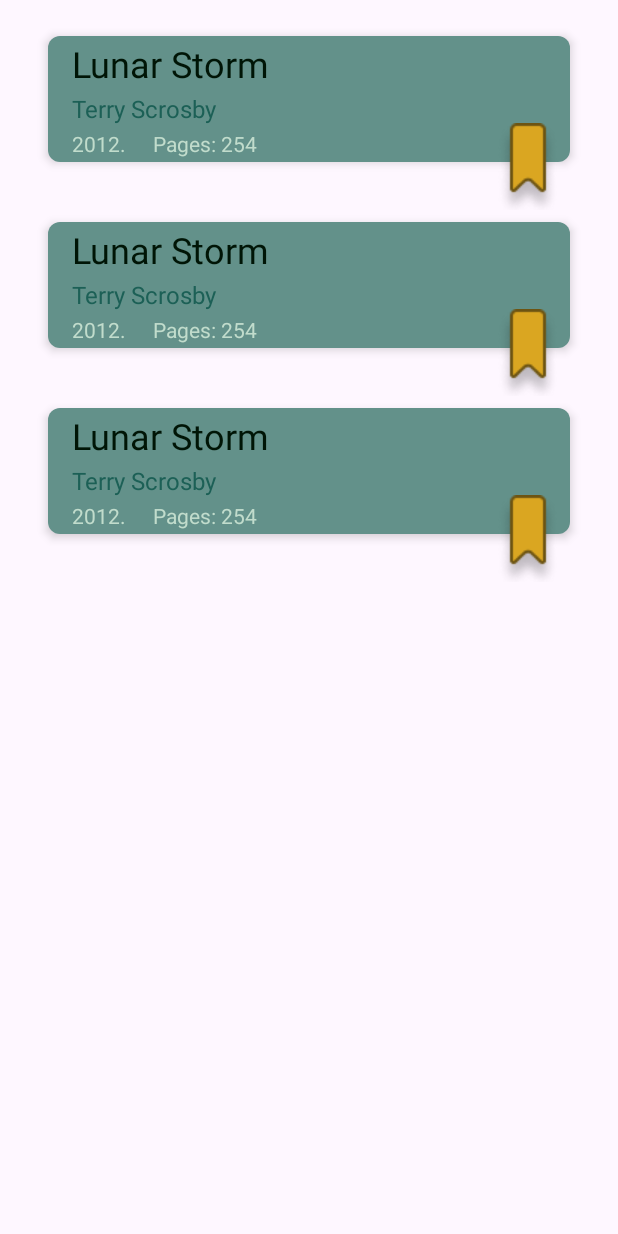
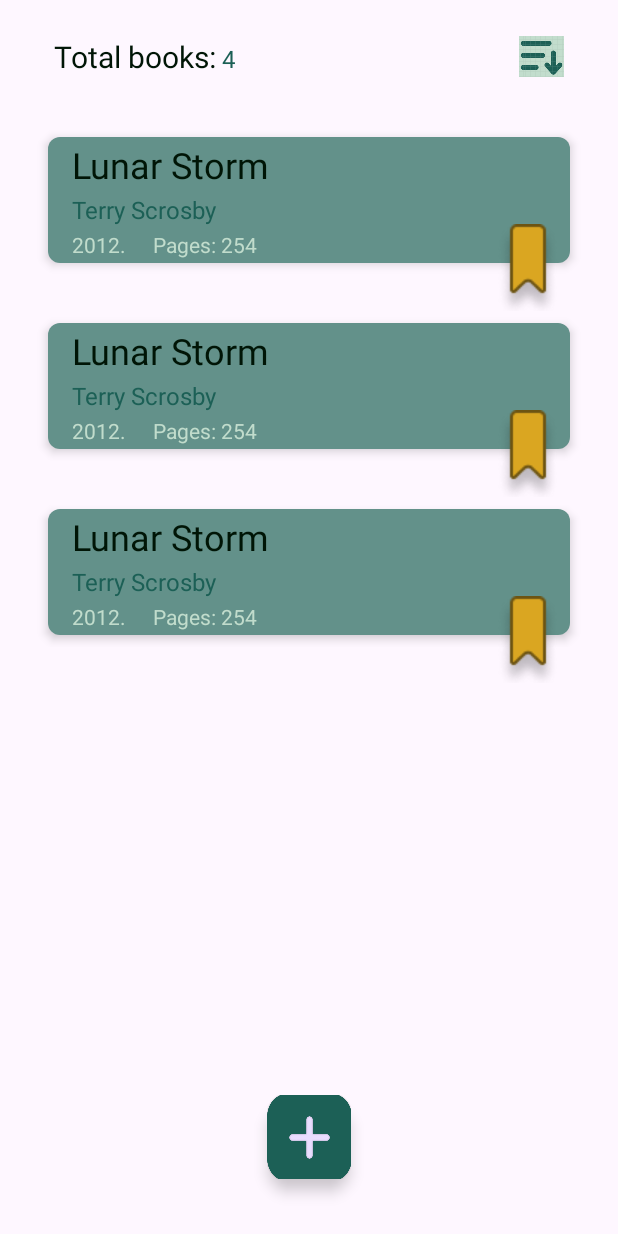
Before and after one commit to lukablaskovic/bookstacker, an Android app: the layout fragment_first.xml on its own in the app's theme, with its tools: preview values and no code run, on a phone screen of 412 x 824 dp. Run offline under Robolectric (Android 15) with nearby library versions, the phone set to English and light mode, and no system bars.

Commit message:
Added buttons

```diff
--- a/app/src/main/java/com/example/bookstacker/MainActivity.kt
+++ b/app/src/main/java/com/example/bookstacker/MainActivity.kt
@@ -30,9 +30,6 @@ class MainActivity : AppCompatActivity() {
         val navController = findNavController(R.id.nav_host_fragment_content_main)
         appBarConfiguration = AppBarConfiguration(navController.graph)
         setupActionBarWithNavController(navController, appBarConfiguration)*/
-
-
-
     }
 
     /*override fun onCreateOptionsMenu(menu: Menu): Boolean {
--- a/app/src/main/res/layout/activity_main.xml
+++ b/app/src/main/res/layout/activity_main.xml
@@ -65,15 +65,4 @@
 
     </androidx.constraintlayout.widget.ConstraintLayout>
 
-    <com.google.android.material.floatingactionbutton.FloatingActionButton
-        android:id="@+id/fab"
-        android:layout_width="wrap_content"
-        android:layout_height="wrap_content"
-        android:layout_gravity="bottom|end"
-        android:layout_marginEnd="@dimen/fab_margin"
-        android:layout_marginBottom="16dp"
-        android:contentDescription="@string/image_logo_description"
-        app:srcCompat="@android:drawable/ic_dialog_email"
-        tools:ignore="DuplicateSpeakableTextCheck" />
-
 </androidx.coordinatorlayout.widget.CoordinatorLayout>
--- a/app/src/main/res/layout/fragment_first.xml
+++ b/app/src/main/res/layout/fragment_first.xml
@@ -1,14 +1,91 @@
 <?xml version="1.0" encoding="utf-8"?>
-<androidx.core.widget.NestedScrollView xmlns:android="http://schemas.android.com/apk/res/android"
+<RelativeLayout xmlns:android="http://schemas.android.com/apk/res/android"
     xmlns:app="http://schemas.android.com/apk/res-auto"
     xmlns:tools="http://schemas.android.com/tools"
+    android:id="@+id/nestedScrollView"
     android:layout_width="match_parent"
     android:layout_height="match_parent"
     tools:context=".FirstFragment">
 
+    <com.google.android.material.floatingactionbutton.FloatingActionButton
+        android:id="@+id/floatingActionButton3"
+        android:layout_width="wrap_content"
+        android:layout_height="wrap_content"
+        android:layout_alignParentBottom="true"
+        android:layout_centerHorizontal="true"
+        android:layout_marginBottom="38dp"
+        android:clickable="true"
+        android:focusable="true"
+        android:src="@drawable/add"
+        app:maxImageSize="62dp"
+        app:tint="@null"
+        app:srcCompat="@drawable/add"
+        tools:ignore="ContentDescription,SpeakableTextPresentCheck" />
+
+
+
+    <LinearLayout
+        android:layout_width="match_parent"
+        android:layout_height="match_parent"
+        android:orientation="vertical">
+
+        <LinearLayout
+            android:layout_width="match_parent"
+            android:layout_height="wrap_content"
+            android:layout_marginStart="36dp"
+            android:layout_marginTop="24dp"
+            android:layout_marginEnd="36dp"
+            android:layout_marginBottom="16dp"
+            android:orientation="horizontal">
+
+            <TextView
+                android:id="@+id/textView2"
+                android:layout_width="wrap_content"
+                android:layout_height="wrap_content"
+                android:text="Total books:"
+                android:textColor="#001506"
+                android:textSize="20sp"
+                tools:ignore="HardcodedText" />
+
+            <TextView
+                android:id="@+id/textView3"
+                android:layout_width="wrap_content"
+                android:layout_height="wrap_content"
+                android:layout_marginStart="4dp"
+                android:text="4"
+                android:textColor="#1C6056"
+                android:textSize="16sp"
+                tools:ignore="HardcodedText" />
+
             <androidx.constraintlayout.widget.ConstraintLayout
                 android:layout_width="match_parent"
+                android:layout_height="match_parent">
+
+                <ImageButton
+                    android:id="@+id/imageButton2"
+                    android:layout_width="30dp"
+                    android:layout_height="30dp"
+                    android:adjustViewBounds="true"
+                    android:background="@null"
+                    android:scaleType="fitCenter"
+                    android:src="@drawable/sort"
+                    app:layout_constraintBottom_toBottomOf="parent"
+                    app:layout_constraintEnd_toEndOf="parent"
+                    app:layout_constraintTop_toTopOf="parent"
+                    tools:ignore="ContentDescription,SpeakableTextPresentCheck,TouchTargetSizeCheck,VisualLintBounds" />
+
+            </androidx.constraintlayout.widget.ConstraintLayout>
+
+        </LinearLayout>
+
+        <androidx.core.widget.NestedScrollView
+            android:layout_width="match_parent"
             android:layout_height="match_parent"
+            android:fillViewport="true">
+
+            <androidx.constraintlayout.widget.ConstraintLayout
+                android:layout_width="match_parent"
+                android:layout_height="wrap_content"
                 android:padding="16dp"
                 tools:ignore="ExtraText">
 
@@ -22,17 +99,25 @@
                 app:layout_constraintTop_toTopOf="parent" />
             /-->
 
-        <![CDATA[]]>
+
                 <androidx.recyclerview.widget.RecyclerView
                     android:id="@+id/list"
                     android:name="com.example.bookstacker.ListOfAddedBooks"
-            android:layout_width="match_parent"
-            android:layout_height="match_parent"
+                    android:layout_width="wrap_content"
+                    android:layout_height="wrap_content"
                     android:paddingStart="8dp"
                     android:paddingEnd="8dp"
                     app:layoutManager="LinearLayoutManager"
+                    app:layout_constraintEnd_toEndOf="parent"
+                    app:layout_constraintStart_toStartOf="parent"
+                    app:layout_constraintTop_toTopOf="parent"
                     tools:context=".ListOfAddedBooks"
-            tools:layout_editor_absoluteX="16dp"
+                    tools:layout_conversion_absoluteHeight="1242dp"
+                    tools:layout_conversion_absoluteWidth="379dp"
                     tools:listitem="@layout/fragment_list_of_added_books" />
+
             </androidx.constraintlayout.widget.ConstraintLayout>
         </androidx.core.widget.NestedScrollView>
+    </LinearLayout>
+
+</RelativeLayout>
```
Also changed, not shown: app/src/main/res/drawable/add.png (added), app/src/main/res/drawable/sort.png (added). Lines whose indentation alone changed are shown as unchanged.
